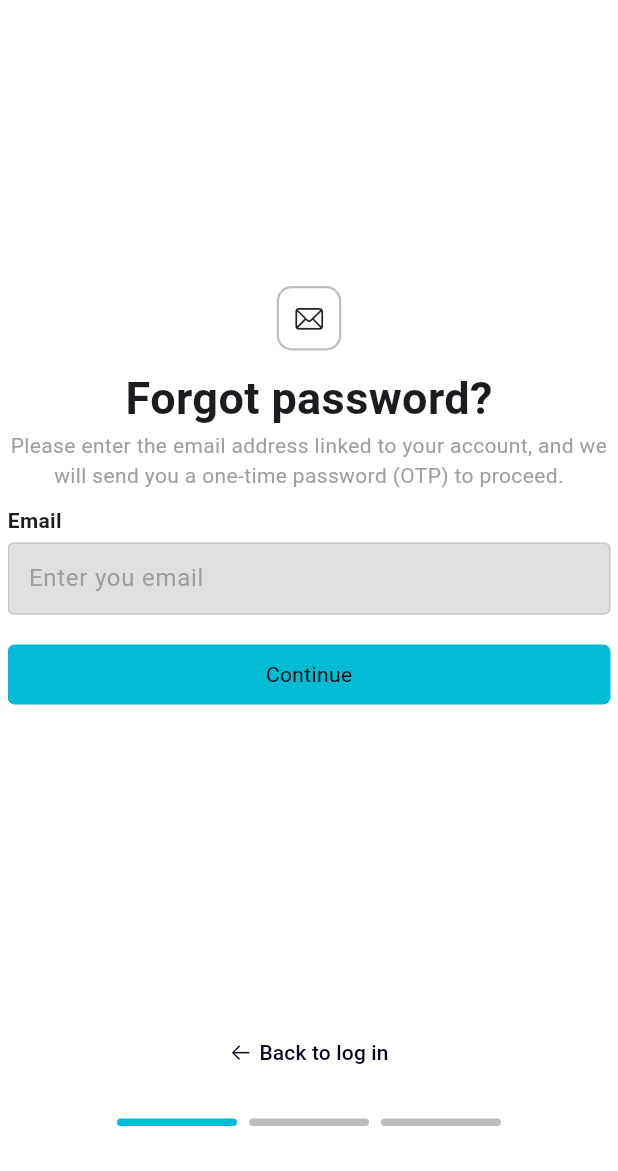
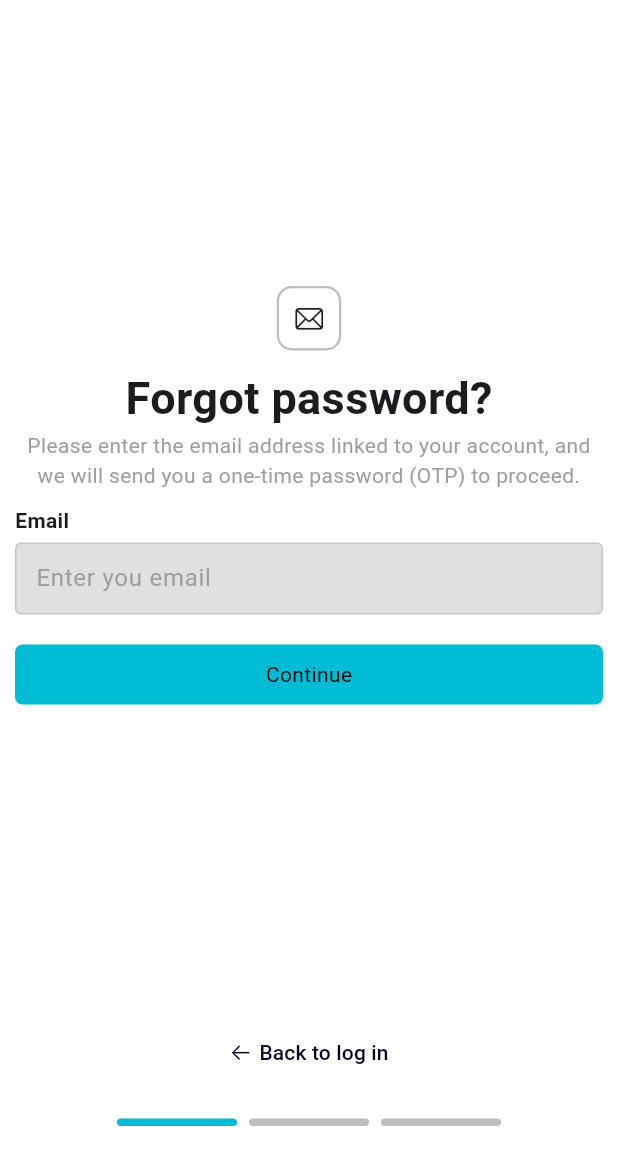
Before and after one commit to Lamintan5/TallyApp, a Flutter app: the Reset screen opened directly, on a phone screen of 412 x 824 dp, the part 65-1236 px from its top. Run offline on Flutter 3.47's test engine with Material 3 defaults, Android fonts, the phone set to English and light mode, and no system bars; drawn by our look-alikes of carousel_slider, smooth_page_indicator; our stand-ins replace animated_toggle_switch, audioplayers, badges, cached_network_image, camera, country_picker and 22 more; missing offline and left inert: encrypt, mobile_scanner, onesignal_flutter, qr_scanner_overlay; accounts and stored records are empty.

Commit message:
reset-margin

```diff
--- a/lib/auth/reset.dart
+++ b/lib/auth/reset.dart
@@ -91,7 +91,7 @@ class _ResetState extends State<Reset> {
       body: Center(
         child: Container(
           width: 450,
-          margin: const EdgeInsets.symmetric(horizontal: 5),
+          margin: const EdgeInsets.symmetric(horizontal: 10),
           child: Column(
             children: [
               const SizedBox(),
```
